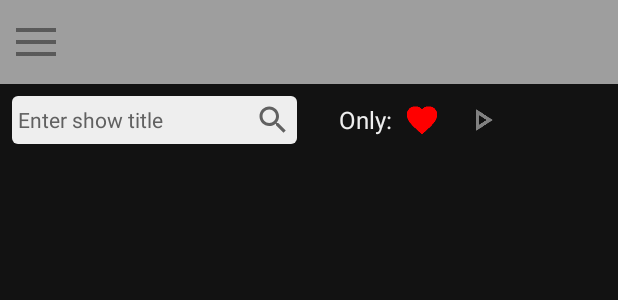
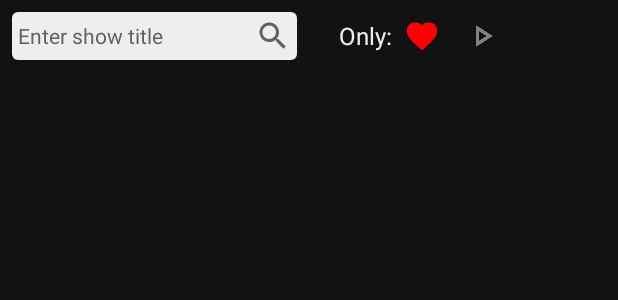
Before and after one commit to MikeMayfield/DroidTV7c, an Android app: the layout fragment_series_list_portrait.xml on its own in the app's theme, with its tools: preview values and no code run, on a phone screen of 412 x 824 dp. Shown: the top 300 px of the screen. Run offline under Robolectric (Android 15) with nearby library versions, the phone set to English and light mode, and no system bars.

Commit message:
fis some details

```diff
--- a/app/src/main/java/com/nds/droidtv/adapters/SeriesListAdapter.kt
+++ b/app/src/main/java/com/nds/droidtv/adapters/SeriesListAdapter.kt
@@ -42,13 +42,13 @@ class SeriesListAdapter(series: ArrayList<Series>) : RecyclerView.Adapter<Series
 
     override fun onBindViewHolder(holder: MyViewHolder, position: Int) {
         val seriesObj: Series = totalSeries[position]
+
         val seriesPoster = holder.binding.imgItem
 
         seriesPoster.placeholderUrl = seriesObj.posterPlaceholderUri
         seriesPoster.posterUrl = seriesObj.posterUri
         seriesPoster.isFavorite = seriesObj.isFavorite
         seriesPoster.isPlayable = seriesObj.nextPlayableEpisodeId != 0
-        seriesPoster.nextPlayableEpisodeId = seriesObj.nextPlayableEpisodeId
         seriesPoster.numberOfRecordings = seriesObj.numberOfRecordings
         seriesPoster.numberOfPlayableRecordings = seriesObj.numberOfPlayableRecordings
 
@@ -56,7 +56,9 @@ class SeriesListAdapter(series: ArrayList<Series>) : RecyclerView.Adapter<Series
             clickEventListener.onItemLongPress(position)
             true
         }
-        seriesPoster.setOnClickListener {
+
+        if (seriesObj.nextPlayableEpisodeId != 0) holder.binding.playNextItem.setImageResource(R.drawable.poster_play_button)
+        holder.binding.playNextItem.setOnClickListener {
             clickEventListener.onItemClick(position)
         }
     }
--- a/app/src/main/java/com/nds/droidtv/common/views/SeriesListDialog.kt
+++ b/app/src/main/java/com/nds/droidtv/common/views/SeriesListDialog.kt
@@ -1,22 +1,20 @@
 package com.nds.droidtv.common.views
 
-import android.app.Activity
 import android.app.Dialog
 import android.content.Context
 import android.os.Bundle
-import android.view.View
 import android.view.Window
 import androidx.recyclerview.widget.LinearLayoutManager
 import androidx.recyclerview.widget.RecyclerView
 import com.nds.droidtv2.R
-import kotlinx.android.synthetic.main.series_list_dialog.*
+import kotlinx.android.synthetic.main.view_dialog_series_list.*
 
 class SeriesListDialog(context: Context, private var dialogAdapter: RecyclerView.Adapter<*>) : Dialog(context) {
 
     override fun onCreate(savedInstanceState: Bundle?) {
         super.onCreate(savedInstanceState)
         requestWindowFeature(Window.FEATURE_NO_TITLE)
-        setContentView(R.layout.series_list_dialog)
+        setContentView(R.layout.view_dialog_series_list)
 
         rvSeriesListDialog.apply {
             layoutManager = LinearLayoutManager(context)
--- a/app/src/main/res/layout/series_list_portrait_fragment.xml
+++ b/app/src/main/res/layout/fragment_series_list_portrait.xml
@@ -7,34 +7,24 @@
         android:layout_width="match_parent"
         android:layout_height="match_parent">
 
-        <FrameLayout
-            android:id="@+id/topBarContainer"
-            android:layout_width="match_parent"
-            android:layout_height="?actionBarSize"
-            android:layout_gravity="center_vertical"
-            app:layout_constraintTop_toTopOf="parent">
-            <include
-                android:id="@+id/topBar"
-                layout="@layout/topbar" />
-        </FrameLayout>
-
         <EditText
-            android:id="@+id/search_box"
+            android:id="@+id/searchBox"
             android:layout_width="0dp"
-            app:layout_constraintTop_toBottomOf="@+id/topBarContainer"
+            app:layout_constraintTop_toTopOf="parent"
             app:layout_constraintBottom_toTopOf="@id/rvSeriesList"
             app:layout_constraintStart_toStartOf="parent"
             app:layout_constraintEnd_toEndOf="@id/guideline"
             android:layout_height="wrap_content"
             android:background="@drawable/bg_search_box"
-            android:drawableRight="@drawable/ic_search_black_24dp"
-            android:hint="Enter show title"
+            android:drawableEnd="@drawable/ic_search_black_24dp"
+            android:hint="@string/search_box_hint"
             android:textSize="14sp"
             android:padding="4dp"
             android:layout_marginHorizontal="8dp"
             android:layout_marginTop="8dp"
             android:layout_marginBottom="4dp"
             android:lines="1"
+            android:inputType="text"
             android:textColor="@color/colorPrimaryDark"
             android:textColorHint="@color/colorPrimaryDark" />
 
@@ -43,7 +33,7 @@
             android:orientation="horizontal"
             android:gravity="center_vertical"
             android:layout_height="wrap_content"
-            app:layout_constraintTop_toBottomOf="@+id/topBarContainer"
+            app:layout_constraintTop_toTopOf="parent"
             app:layout_constraintBottom_toTopOf="@id/rvSeriesList"
             app:layout_constraintStart_toStartOf="@id/guideline"
             app:layout_constraintEnd_toEndOf="parent"
@@ -78,7 +68,7 @@
             app:layout_constraintBottom_toBottomOf="parent"
             app:layout_constraintEnd_toEndOf="parent"
             app:layout_constraintStart_toStartOf="parent"
-            app:layout_constraintTop_toBottomOf="@id/search_box" />
+            app:layout_constraintTop_toBottomOf="@id/searchBox" />
 
         <androidx.constraintlayout.widget.Guideline
             android:id="@+id/guideline"
--- a/app/src/main/res/layout/topbar.xml
+++ b/app/src/main/res/layout/view_topbar.xml
@@ -1,23 +1,18 @@
 <?xml version="1.0" encoding="utf-8"?>
-<layout xmlns:android="http://schemas.android.com/apk/res/android"
+<layout
+    xmlns:android="http://schemas.android.com/apk/res/android"
     xmlns:app="http://schemas.android.com/apk/res-auto">
-
     <data>
-
         <import type="android.view.View" />
-
         <variable
             name="isLeftMenuShow"
             type="java.lang.Boolean" />
-
         <variable
             name="isTitleShow"
             type="java.lang.Boolean" />
-
         <variable
             name="topBarClickListener"
             type="com.nds.droidtv.interfaces.TopBarClickListener" />
-
     </data>
 
 
@@ -35,7 +30,6 @@
         app:layout_scrollFlags="scroll|enterAlways">
 
         <LinearLayout
-            android:id="@+id/llTopbar"
             android:layout_width="match_parent"
             android:layout_height="?actionBarSize"
             android:gravity="center_vertical">
@@ -54,8 +48,7 @@
                 android:textSize="18sp"
                 android:textStyle="bold"
                 android:textColor="@color/colorPrimaryDark"
-                android:layout_width="0dp"
-                android:layout_weight="1"
+                android:layout_width="wrap_content"
                 android:layout_height="wrap_content"
                 android:visibility="@{isTitleShow ? View.VISIBLE : View.GONE , default=gone}"/>
 
--- a/app/src/main/res/values/attrs.xml
+++ b/app/src/main/res/values/attrs.xml
@@ -6,7 +6,6 @@
         <attr name="isFavorite" format="boolean"/>
         <attr name="recordingStatus" format="integer"/>
         <attr name="isPlayable" format="boolean"/>
-        <attr name="nextPlayableEpisodeId" format="integer"/>
         <attr name="castingIsEnabled" format="boolean"/>
         <attr name="numberOfRecordings" format="integer"/>
         <attr name="numberOfPlayableRecordings" format="integer"/>
--- a/app/src/main/res/values/strings.xml
+++ b/app/src/main/res/values/strings.xml
@@ -1,5 +1,7 @@
 <resources>
     <string name="app_name">DroidTV</string>
+
+    <string name="search_box_hint">Enter show title</string>
 
     // TopBar items
     <string name="top_bar_left_menu">Left menu</string>
```
Also changed, not shown: app/src/main/java/com/nds/droidtv/MainActivity.kt (+53 -5 lines), app/src/main/java/com/nds/droidtv/common/views/SeriesPosterView.kt (+0 -9 lines), app/src/main/java/com/nds/droidtv/ui/serieslist/SeriesListFragment.kt (+3 -45 lines), app/src/main/res/layout/activity_main.xml (added, +25 -0 lines), app/src/main/res/layout/item_series_list.xml (+16 -0 lines), app/src/main/res/layout/main_activity.xml (deleted, +0 -11 lines), app/src/main/res/layout/view_dialog_series_list.xml (renamed from app/src/main/res/layout/series_list_dialog.xml).
